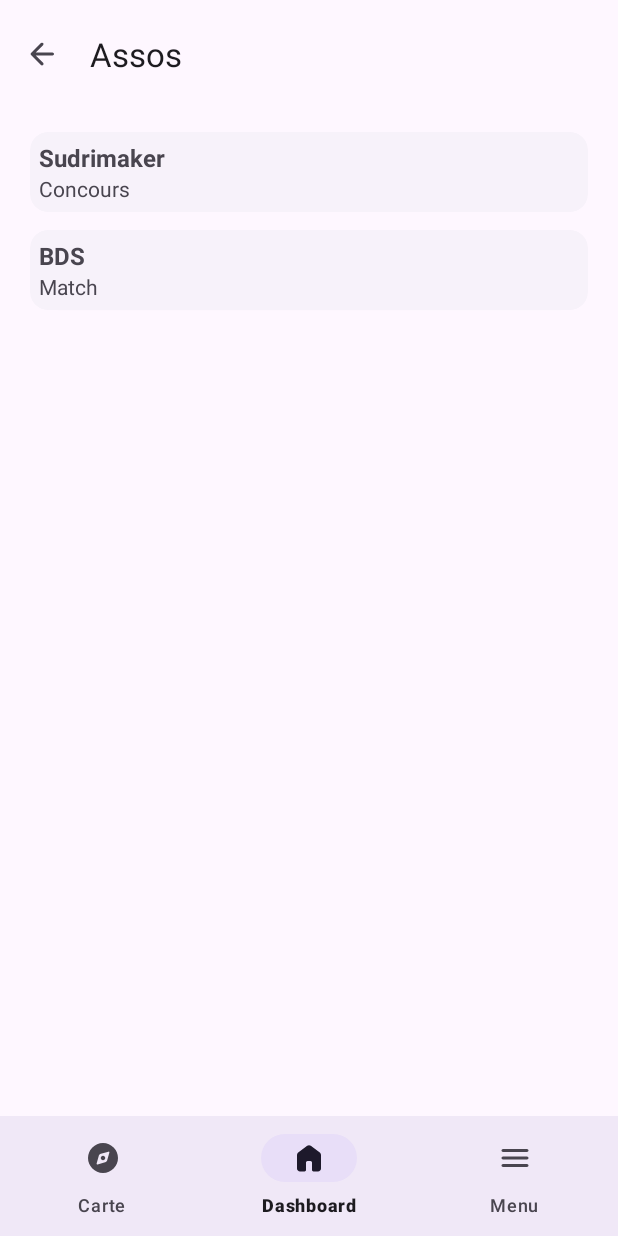
After one commit to baptistedftn/myESME, an Android app: the AssosFragment screen opened through its navigation route, on a phone screen of 412 x 824 dp. The commit adds this screen. Run offline under Robolectric (Android 15) with nearby library versions, the phone set to English and light mode, and no system bars; our stand-ins replace navigation-ui.

Commit message:
Add assos

```diff
--- /dev/null
+++ b/app/src/main/java/fr/sudrimaker/myesme/ui/assos/Assos.kt
@@ -0,0 +1,8 @@
+package fr.sudrimaker.myesme.ui.assos
+
+data class Asso(
+    val name: String,
+    val note: Double,
+    val coefficient: Int,
+    val intitule: String
+)
--- /dev/null
+++ b/app/src/main/java/fr/sudrimaker/myesme/ui/assos/AssosAdapter.kt
@@ -0,0 +1,34 @@
+package fr.sudrimaker.myesme.ui.assos
+
+import android.annotation.SuppressLint
+import android.view.LayoutInflater
+import android.view.View
+import android.view.ViewGroup
+import android.widget.TextView
+import androidx.recyclerview.widget.RecyclerView
+import fr.sudrimaker.myesme.R
+
+class AssosAdapter(private val assos: List<Asso>) :
+    RecyclerView.Adapter<AssosAdapter.AssoViewHolder>() {
+
+    inner class AssoViewHolder(itemView: View) : RecyclerView.ViewHolder(itemView) {
+        val nameText: TextView = itemView.findViewById(R.id.nameText)
+        val detailsText: TextView = itemView.findViewById(R.id.detailsText)
+    }
+
+    override fun onCreateViewHolder(parent: ViewGroup, viewType: Int): AssoViewHolder {
+        val view = LayoutInflater.from(parent.context)
+            .inflate(R.layout.item_asso, parent, false)
+        return AssoViewHolder(view)
+    }
+
+    @SuppressLint("SetTextI18n")
+    override fun onBindViewHolder(holder: AssoViewHolder, position: Int) {
+        val asso = assos[position]
+        holder.nameText.text = asso.name
+        holder.detailsText.text =
+            "${asso.intitule}"
+    }
+
+    override fun getItemCount(): Int = assos.size
+}
--- /dev/null
+++ b/app/src/main/java/fr/sudrimaker/myesme/ui/assos/AssosFragment.kt
@@ -0,0 +1,53 @@
+package fr.sudrimaker.myesme.ui.assos
+
+import android.os.Bundle
+import android.view.LayoutInflater
+import android.view.View
+import android.view.ViewGroup
+import androidx.fragment.app.Fragment
+import androidx.navigation.fragment.findNavController
+import androidx.recyclerview.widget.RecyclerView
+import androidx.recyclerview.widget.LinearLayoutManager
+import fr.sudrimaker.myesme.R
+import fr.sudrimaker.myesme.databinding.FragmentAssosBinding
+
+class AssosFragment : Fragment() {
+
+    private var _binding: FragmentAssosBinding? = null
+    private val binding get() = _binding!!
+
+    private lateinit var recyclerView: RecyclerView
+    private lateinit var adapter: AssosAdapter
+
+    private val assos = listOf(
+        Asso("Sudrimaker", 15.5, 3, "Concours"),
+        Asso("BDS", 15.5, 3, "Match"),
+    )
+
+    override fun onCreateView(
+        inflater: LayoutInflater,
+        container: ViewGroup?,
+        savedInstanceState: Bundle?
+    ): View {
+        _binding = FragmentAssosBinding.inflate(inflater, container, false)
+        val root: View = binding.root
+
+        return root
+    }
+
+    override fun onViewCreated(view: View, savedInstanceState: Bundle?) {
+        super.onViewCreated(view, savedInstanceState)
+        binding.toolbar.setOnClickListener {
+            findNavController().navigate(R.id.action_global_navigation_menu_main)
+        }
+
+        val recyclerView = view.findViewById<RecyclerView>(R.id.assosRecyclerView)
+        recyclerView.layoutManager = LinearLayoutManager(requireContext())
+        recyclerView.adapter = AssosAdapter(assos)
+    }
+
+    override fun onDestroyView() {
+        super.onDestroyView()
+        _binding = null
+    }
+}
--- a/app/src/main/java/fr/sudrimaker/myesme/ui/menu/MenuFragment.kt
+++ b/app/src/main/java/fr/sudrimaker/myesme/ui/menu/MenuFragment.kt
@@ -28,7 +28,7 @@ class MenuFragment : Fragment() {
         }
 
         binding.assosButton.setOnClickListener {
-            findNavController().navigate(R.id.action_menu_to_profile)
+            findNavController().navigate(R.id.action_menu_to_assos)
         }
 
         binding.notesButton.setOnClickListener {
--- /dev/null
+++ b/app/src/main/res/layout/fragment_assos.xml
@@ -0,0 +1,37 @@
+<?xml version="1.0" encoding="utf-8"?>
+<androidx.constraintlayout.widget.ConstraintLayout xmlns:android="http://schemas.android.com/apk/res/android"
+    xmlns:app="http://schemas.android.com/apk/res-auto"
+    xmlns:tools="http://schemas.android.com/tools"
+    android:layout_width="match_parent"
+    android:layout_height="match_parent"
+    tools:context=".ui.profile.ProfileFragment">
+
+    <com.google.android.material.appbar.AppBarLayout
+        android:id="@+id/appBarLayout"
+        android:layout_width="match_parent"
+        android:layout_height="wrap_content"
+        app:layout_constraintEnd_toEndOf="parent"
+        app:layout_constraintStart_toStartOf="parent"
+        app:layout_constraintTop_toTopOf="parent">
+
+        <com.google.android.material.appbar.MaterialToolbar
+            android:id="@+id/toolbar"
+            android:layout_width="match_parent"
+            android:layout_height="wrap_content"
+            android:minHeight="?attr/actionBarSize"
+            app:navigationIcon="@drawable/arrow_back_24px"
+            app:title="@string/assos" />
+
+    </com.google.android.material.appbar.AppBarLayout>
+
+    <androidx.recyclerview.widget.RecyclerView
+        android:id="@+id/assosRecyclerView"
+        android:layout_width="match_parent"
+        android:layout_height="0dp"
+        android:layout_marginBottom="64dp"
+        android:padding="16dp"
+        app:layoutManager="androidx.recyclerview.widget.LinearLayoutManager"
+        app:layout_constraintBottom_toBottomOf="parent"
+        app:layout_constraintEnd_toEndOf="parent"
+        app:layout_constraintTop_toBottomOf="@+id/appBarLayout" />
+</androidx.constraintlayout.widget.ConstraintLayout>
--- /dev/null
+++ b/app/src/main/res/layout/item_asso.xml
@@ -0,0 +1,34 @@
+<?xml version="1.0" encoding="utf-8"?>
+<com.google.android.material.card.MaterialCardView xmlns:android="http://schemas.android.com/apk/res/android"
+    style="?attr/materialCardViewElevatedStyle"
+    android:layout_width="match_parent"
+    android:layout_height="wrap_content"
+    android:layout_marginHorizontal="4dp"
+    android:layout_marginTop="4dp"
+    android:layout_marginBottom="8dp"
+    android:elevation="4dp"
+    android:padding="12dp">
+
+    <LinearLayout
+        android:layout_width="match_parent"
+        android:layout_height="wrap_content"
+        android:orientation="vertical"
+        android:padding="6dp">
+
+        <TextView
+            android:id="@+id/nameText"
+            android:layout_width="wrap_content"
+            android:layout_height="wrap_content"
+            android:text=""
+            android:textSize="16sp"
+            android:textStyle="bold" />
+
+        <TextView
+            android:id="@+id/detailsText"
+            android:layout_width="match_parent"
+            android:layout_height="wrap_content"
+            android:text=""
+            android:textSize="14sp" />
+    </LinearLayout>
+
+</com.google.android.material.card.MaterialCardView>
--- a/app/src/main/res/navigation/mobile_navigation.xml
+++ b/app/src/main/res/navigation/mobile_navigation.xml
@@ -45,6 +45,14 @@
                 app:launchSingleTop="true"
                 app:popEnterAnim="@anim/nav_default_pop_enter_anim"
                 app:popExitAnim="@anim/nav_default_pop_exit_anim" />
+            <action
+                android:id="@+id/action_menu_to_assos"
+                app:destination="@id/navigation_assos"
+                app:enterAnim="@anim/nav_default_enter_anim"
+                app:exitAnim="@anim/nav_default_exit_anim"
+                app:launchSingleTop="true"
+                app:popEnterAnim="@anim/nav_default_pop_enter_anim"
+                app:popExitAnim="@anim/nav_default_pop_exit_anim" />
         </fragment>
 
         <fragment
@@ -59,6 +67,12 @@
             android:label="@string/title_notes"
             tools:layout="@layout/fragment_notes" />
 
+        <fragment
+            android:id="@+id/navigation_assos"
+            android:name="fr.sudrimaker.myesme.ui.assos.AssosFragment"
+            android:label="@string/title_assos"
+            tools:layout="@layout/fragment_assos" />
+
         <action
             android:id="@+id/action_global_navigation_menu_main"
             app:destination="@id/navigation_menu_main"
--- a/app/src/main/res/values/strings.xml
+++ b/app/src/main/res/values/strings.xml
@@ -21,4 +21,5 @@
     <string name="disconnected">Non connecté</string>
     <string name="email_esme">Email ESME</string>
     <string name="chose_module">Choisissez un module</string>
+    <string name="title_assos">Assos</string>
 </resources>
```
